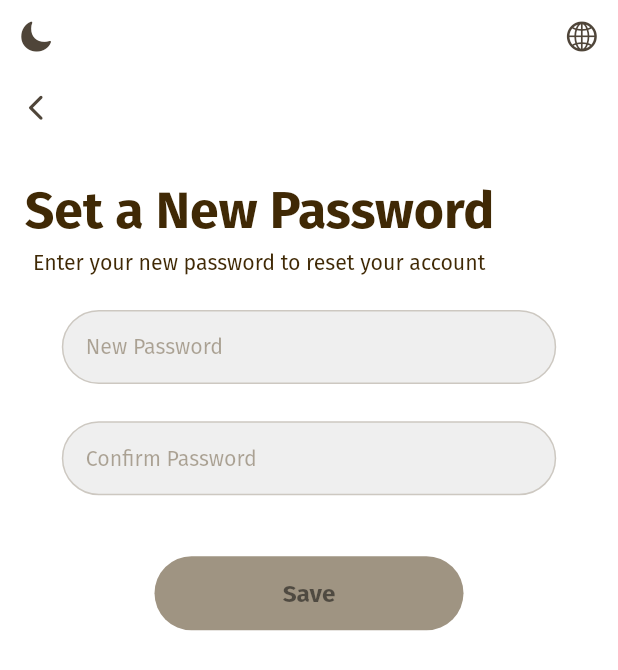
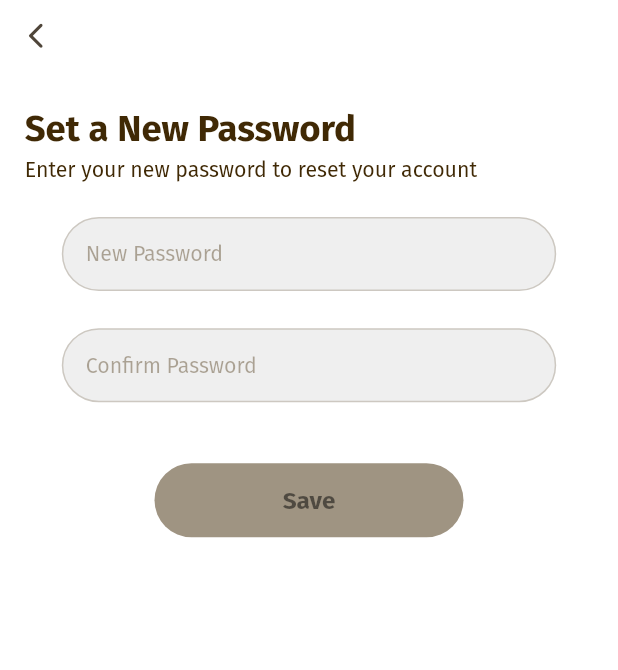
Before and after one commit to AhmedRefaee/Circles, a Flutter app: the screen it shows after launch, on a phone screen of 412 x 824 dp. Shown: the top 670 px of the screen. Run offline on Flutter 3.47's test engine with Material 3 defaults, Android fonts, the phone set to English and light mode, and no system bars; our stand-ins replace bloc, flutter_bloc, flutter_screenutil, flutter_svg, hydrated_bloc; project files that could hold a hidden picture were left out.

Commit message:
refactor: simplify layout and update text styles in NewPasswordPage

```diff
--- a/lib/features/auth/new_password/presentation/views/new_password_page.dart
+++ b/lib/features/auth/new_password/presentation/views/new_password_page.dart
@@ -28,35 +28,25 @@ class NewPasswordPage extends StatelessWidget {
       body: SafeArea(
         child: SizedBox(
           width: double.infinity,
-          child: Padding(
-            padding: EdgeInsets.symmetric(horizontal: 0.w),
-            child: Column(
+          child:
+             Column(
               crossAxisAlignment: CrossAxisAlignment.start,
               children: [
-                Row(
-                  mainAxisAlignment: MainAxisAlignment.spaceBetween,
-                  children: [
-                    SwitchThemeButton(),
-                    IconButton(onPressed: () {}, icon: Icon(AppIcons.globe)),
-                  ],
-                ),
-
                 BackArrowButton(),
                 SizedBox(height: 20.h),
                 Padding(
                   padding: EdgeInsets.only(left: 15.w),
-                  child: Flexible(
-                    child: Text(
-                      "Set a New Password",
-                      style: AppTextStyles.headline1,
-                      overflow: TextOverflow.ellipsis,
-                      maxLines: 2,
-                    ),
+
+                  child: Text(
+                    "Set a New Password",
+                    style: AppTextStyles.headline2,
+                    overflow: TextOverflow.ellipsis,
+                    maxLines: 2,
                   ),
                 ),
                 Padding(
-                  padding: EdgeInsets.only(left: 20.w),
-                  child: Flexible(
+                  padding: EdgeInsets.only(left: 15.w),
+
                     child: Text(
                       "Enter your new password to reset your account",
                       style: AppTextStyles.fourteen.copyWith(
@@ -67,7 +57,7 @@ class NewPasswordPage extends StatelessWidget {
                       textAlign: TextAlign.center,
                     ),
                   ),
-                ),
+
                 SizedBox(height: 20.h),
 
                 Center(
@@ -76,12 +66,12 @@ class NewPasswordPage extends StatelessWidget {
                     email: email,
                   ),
                 ),
-                SizedBox(height: 20.h),
+                //  SizedBox(height: 20.h),
               ],
             ),
           ),
         ),
-      ),
+
     );
   }
 }
```
